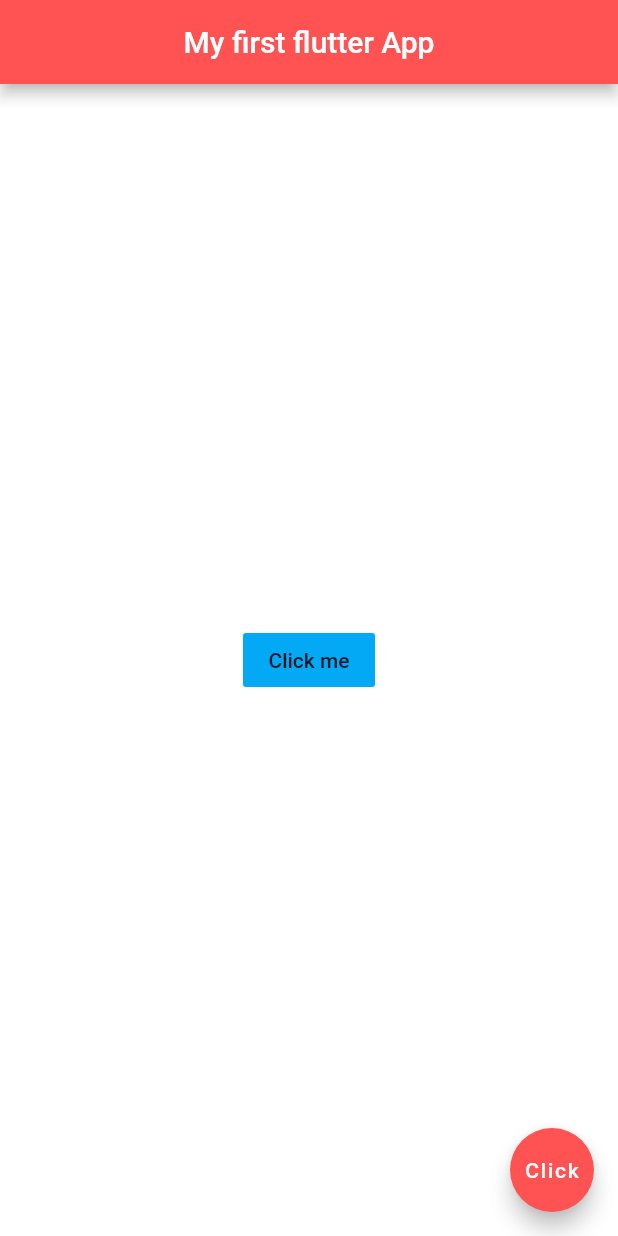
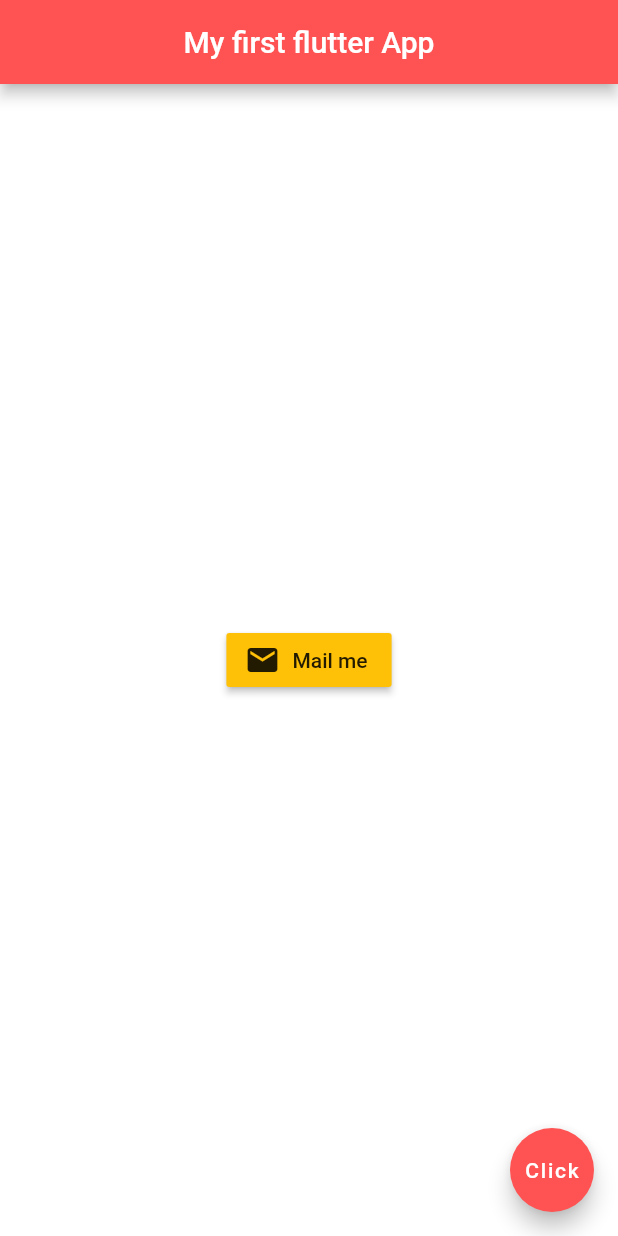
Before and after one commit to Lakshan555/FlutterTest, a Flutter app: the screen it shows after launch, on a phone screen of 412 x 824 dp. Run offline on Flutter 3.47's test engine with Material 2 defaults, Android fonts, the phone set to English and light mode, and no system bars.

Commit message:
RaisedButton(with icon)

```diff
--- a/lib/main.dart
+++ b/lib/main.dart
@@ -16,12 +16,13 @@ class Home extends StatelessWidget {
       ),
 
       body: Center(
-        child: FlatButton(
-          onPressed: () {
-            print('click me');
-          },
-          child: Text('Click me'),
-          color: Colors.lightBlue,
+        child: RaisedButton.icon(
+            onPressed: (){},
+            icon: Icon(
+              Icons.mail,
+            ),
+            label: Text('Mail me'),
+            color: Colors.amber,
         )
       ),
 
```
